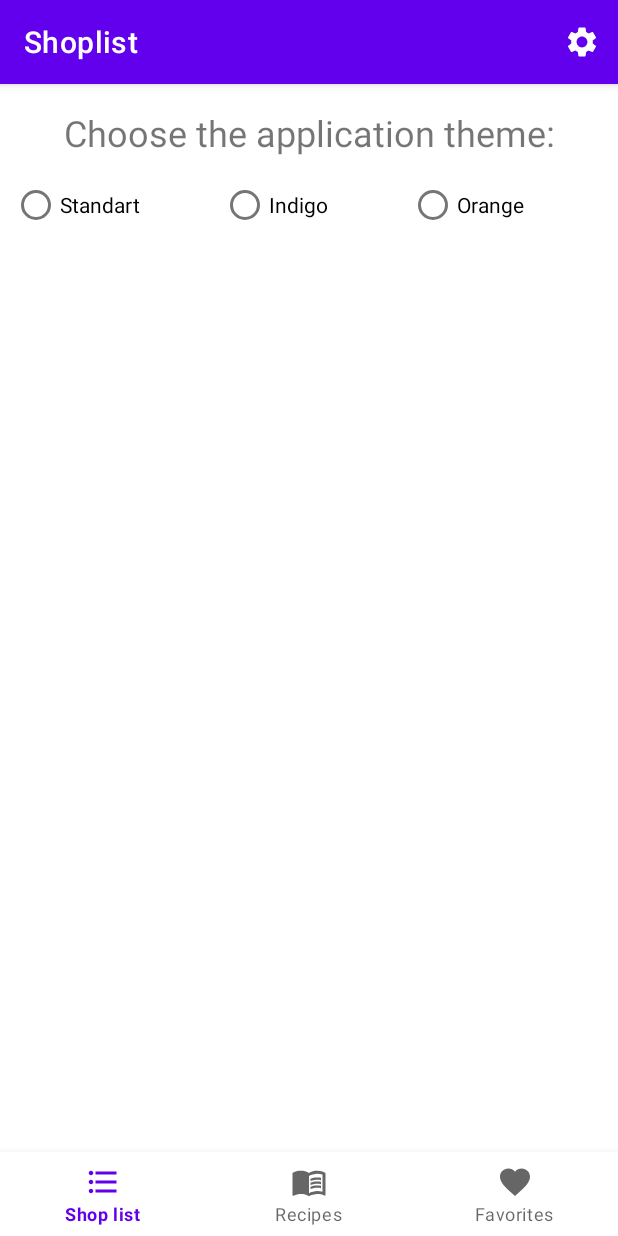
After one commit to BaranovaElena/Shoplist, an Android app: the fragment SettingsFragment placed in its activity, on a phone screen of 412 x 824 dp. The commit adds this screen. Run offline under Robolectric (Android 15) with nearby library versions, the phone set to English and light mode, and no system bars; libraries missing offline, so code that uses them is left out: by.kirich1409.viewbindingdelegate; 2 statements that could not run were skipped.

Commit message:
add settings to app bar

```diff
--- a/app/build.gradle
+++ b/app/build.gradle
@@ -67,6 +67,7 @@ dependencies {
 
     //room
     implementation 'androidx.room:room-runtime:2.4.2'
+    implementation 'androidx.legacy:legacy-support-v4:1.0.0'
     kapt 'androidx.room:room-compiler:2.4.2'
     implementation 'androidx.room:room-ktx:2.4.2'
 
--- /dev/null
+++ b/app/src/main/java/com/example/shoplist/SettingsFragment.kt
@@ -0,0 +1,9 @@
+package com.example.shoplist
+
+import androidx.fragment.app.Fragment
+
+class SettingsFragment : Fragment(R.layout.fragment_settings) {
+    companion object {
+        fun newInstance() = SettingsFragment()
+    }
+}
--- /dev/null
+++ b/app/src/main/res/drawable/ic_settings.xml
@@ -0,0 +1,10 @@
+<vector xmlns:android="http://schemas.android.com/apk/res/android"
+    android:width="24dp"
+    android:height="24dp"
+    android:viewportWidth="24"
+    android:viewportHeight="24"
+    android:tint="?attr/colorControlNormal">
+  <path
+      android:fillColor="@android:color/white"
+      android:pathData="M19.14,12.94c0.04,-0.3 0.06,-0.61 0.06,-0.94c0,-0.32 -0.02,-0.64 -0.07,-0.94l2.03,-1.58c0.18,-0.14 0.23,-0.41 0.12,-0.61l-1.92,-3.32c-0.12,-0.22 -0.37,-0.29 -0.59,-0.22l-2.39,0.96c-0.5,-0.38 -1.03,-0.7 -1.62,-0.94L14.4,2.81c-0.04,-0.24 -0.24,-0.41 -0.48,-0.41h-3.84c-0.24,0 -0.43,0.17 -0.47,0.41L9.25,5.35C8.66,5.59 8.12,5.92 7.63,6.29L5.24,5.33c-0.22,-0.08 -0.47,0 -0.59,0.22L2.74,8.87C2.62,9.08 2.66,9.34 2.86,9.48l2.03,1.58C4.84,11.36 4.8,11.69 4.8,12s0.02,0.64 0.07,0.94l-2.03,1.58c-0.18,0.14 -0.23,0.41 -0.12,0.61l1.92,3.32c0.12,0.22 0.37,0.29 0.59,0.22l2.39,-0.96c0.5,0.38 1.03,0.7 1.62,0.94l0.36,2.54c0.05,0.24 0.24,0.41 0.48,0.41h3.84c0.24,0 0.44,-0.17 0.47,-0.41l0.36,-2.54c0.59,-0.24 1.13,-0.56 1.62,-0.94l2.39,0.96c0.22,0.08 0.47,0 0.59,-0.22l1.92,-3.32c0.12,-0.22 0.07,-0.47 -0.12,-0.61L19.14,12.94zM12,15.6c-1.98,0 -3.6,-1.62 -3.6,-3.6s1.62,-3.6 3.6,-3.6s3.6,1.62 3.6,3.6S13.98,15.6 12,15.6z"/>
+</vector>
--- /dev/null
+++ b/app/src/main/res/layout/fragment_settings.xml
@@ -0,0 +1,49 @@
+<?xml version="1.0" encoding="utf-8"?>
+<androidx.constraintlayout.widget.ConstraintLayout xmlns:android="http://schemas.android.com/apk/res/android"
+    xmlns:tools="http://schemas.android.com/tools"
+    android:layout_width="match_parent"
+    android:layout_height="match_parent"
+    android:layout_margin="@dimen/default_margin"
+    xmlns:app="http://schemas.android.com/apk/res-auto"
+    tools:context=".SettingsFragment">
+
+    <com.google.android.material.textview.MaterialTextView
+        android:id="@+id/theme_title_text_view"
+        android:layout_width="match_parent"
+        android:layout_height="wrap_content"
+        app:layout_constraintTop_toTopOf="parent"
+        android:padding="@dimen/default_padding"
+        android:text="@string/settings_theme_title_text"
+        android:textAlignment="center"
+        android:textSize="@dimen/settings_theme_title_text_size" />
+
+    <RadioGroup
+        android:id="@+id/settings_themes_radio_group"
+        app:layout_constraintTop_toBottomOf="@+id/theme_title_text_view"
+        android:layout_width="match_parent"
+        android:layout_height="wrap_content"
+        android:orientation="horizontal" >
+
+        <com.google.android.material.radiobutton.MaterialRadioButton
+            android:id="@+id/settings_themes_radio_default"
+            android:layout_width="wrap_content"
+            android:layout_height="wrap_content"
+            android:layout_weight="1"
+            android:text="@string/theme_default"/>
+
+        <com.google.android.material.radiobutton.MaterialRadioButton
+            android:id="@+id/settings_themes_radio_indigo"
+            android:layout_width="wrap_content"
+            android:layout_height="wrap_content"
+            android:layout_weight="1"
+            android:text="@string/theme_indigo" />
+
+        <com.google.android.material.radiobutton.MaterialRadioButton
+            android:id="@+id/settings_themes_radio_red"
+            android:layout_width="wrap_content"
+            android:layout_height="wrap_content"
+            android:layout_weight="1"
+            android:text="@string/theme_orange"/>
+    </RadioGroup>
+
+</androidx.constraintlayout.widget.ConstraintLayout>
--- /dev/null
+++ b/app/src/main/res/menu/app_bar_menu.xml
@@ -0,0 +1,10 @@
+<?xml version="1.0" encoding="utf-8"?>
+<menu xmlns:android="http://schemas.android.com/apk/res/android"
+    xmlns:app="http://schemas.android.com/apk/res-auto">
+    <item
+        android:id="@+id/app_bar_settings"
+        android:enabled="true"
+        app:showAsAction="always"
+        android:icon="@drawable/ic_settings"
+        android:title="@string/nav_settings_title"/>
+</menu>
--- a/app/src/main/res/values/dimens.xml
+++ b/app/src/main/res/values/dimens.xml
@@ -5,5 +5,6 @@
     <dimen name="recipe_item_height">120dp</dimen>
     <dimen name="recipe_item_title_text_size">20sp</dimen>
     <dimen name="recipe_item_like_button_size">50dp</dimen>
+    <dimen name="settings_theme_title_text_size">24sp</dimen>
     <integer name="recipe_item_title_text_view_max_size">2</integer>
 </resources>
--- a/app/src/main/res/values/strings.xml
+++ b/app/src/main/res/values/strings.xml
@@ -14,4 +14,9 @@
     <string name="hello_blank_fragment">hello_blank_fragment</string>
     <string name="server_error_message">Server error</string>
     <string name="load_error_message">Load error</string>
+    <string name="nav_settings_title">Settings</string>
+    <string name="settings_theme_title_text">Choose the application theme:</string>
+    <string name="theme_default">Standart</string>
+    <string name="theme_indigo">Indigo</string>
+    <string name="theme_orange">Orange</string>
 </resources>
```
Also changed, not shown: app/src/main/java/com/example/shoplist/ui/MainActivity.kt (+30 -8 lines), app/src/main/res/drawable-v24/ic_launcher_foreground.xml (deleted, +0 -30 lines), app/src/main/res/drawable/ic_launcher_background.xml (deleted, +0 -170 lines).
